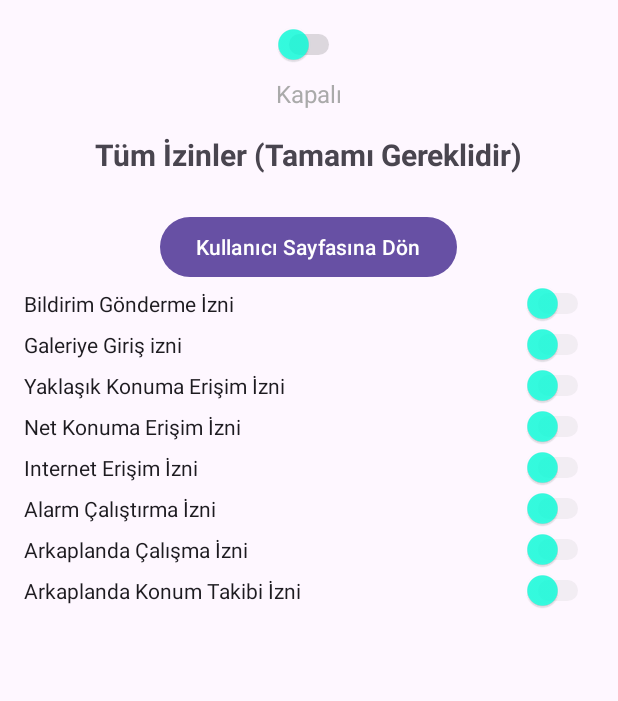
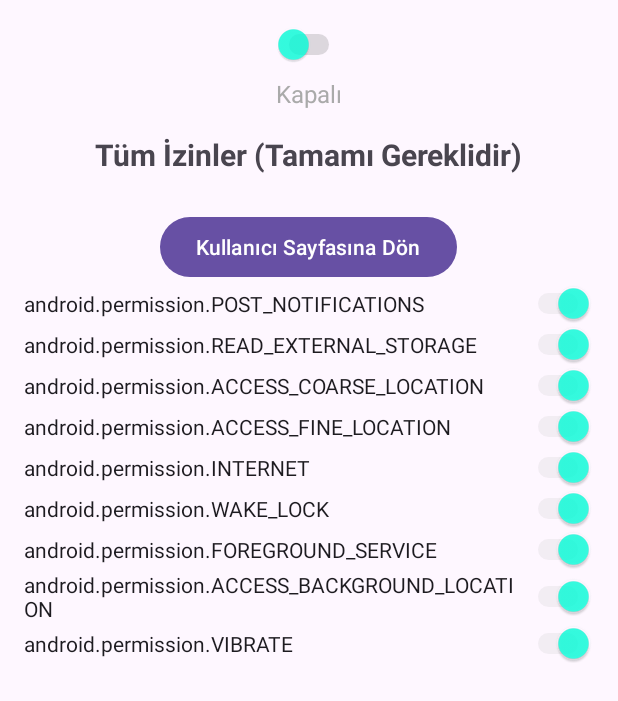
Before and after one commit to Geldik-mi-Java-App/Geldik-mi, an Android app: the PermissionActivity screen opened directly, with no data from a screen before it, on a phone screen of 412 x 824 dp. Shown: the top 701 px of the screen. Run offline under Robolectric (Android 15) with nearby library versions, the phone set to English and light mode, and no system bars.

Commit message:
Alarm Güncelleme

```diff
--- a/app/src/main/java/com/oguzcanaygun/loginregister/PermissionActivity.java
+++ b/app/src/main/java/com/oguzcanaygun/loginregister/PermissionActivity.java
@@ -26,14 +26,15 @@ public class PermissionActivity extends AppCompatActivity {
     private static final int PERMISSION_REQUEST_CODE = 123;
 
     private String[] permissions = {
-            "Bildirim Gönderme İzni",
-            "Galeriye Giriş izni",
-            "Yaklaşık Konuma Erişim İzni",
-            "Net Konuma Erişim İzni",
-            "Internet Erişim İzni",
-            "Alarm Çalıştırma İzni",
-            "Arkaplanda Çalışma İzni",
-            "Arkaplanda Konum Takibi İzni"
+            "android.permission.POST_NOTIFICATIONS",
+            "android.permission.READ_EXTERNAL_STORAGE",
+            "android.permission.ACCESS_COARSE_LOCATION",
+            "android.permission.ACCESS_FINE_LOCATION",
+            "android.permission.INTERNET",
+            "android.permission.WAKE_LOCK",
+            "android.permission.FOREGROUND_SERVICE",
+            "android.permission.ACCESS_BACKGROUND_LOCATION",
+            "android.permission.VIBRATE"
     };
 
     @Override
```
Also changed, not shown: app/src/main/AndroidManifest.xml (+9 -0 lines), app/src/main/java/com/oguzcanaygun/loginregister/GeofenceBroadcastReceiver.java (added, +82 -0 lines), app/src/main/java/com/oguzcanaygun/loginregister/GeofenceHelper.java (added, +40 -0 lines), app/src/main/java/com/oguzcanaygun/loginregister/MyBackgroundService.java (+10 -12 lines), app/src/main/java/com/oguzcanaygun/loginregister/UserActivity.java (+34 -0 lines).
